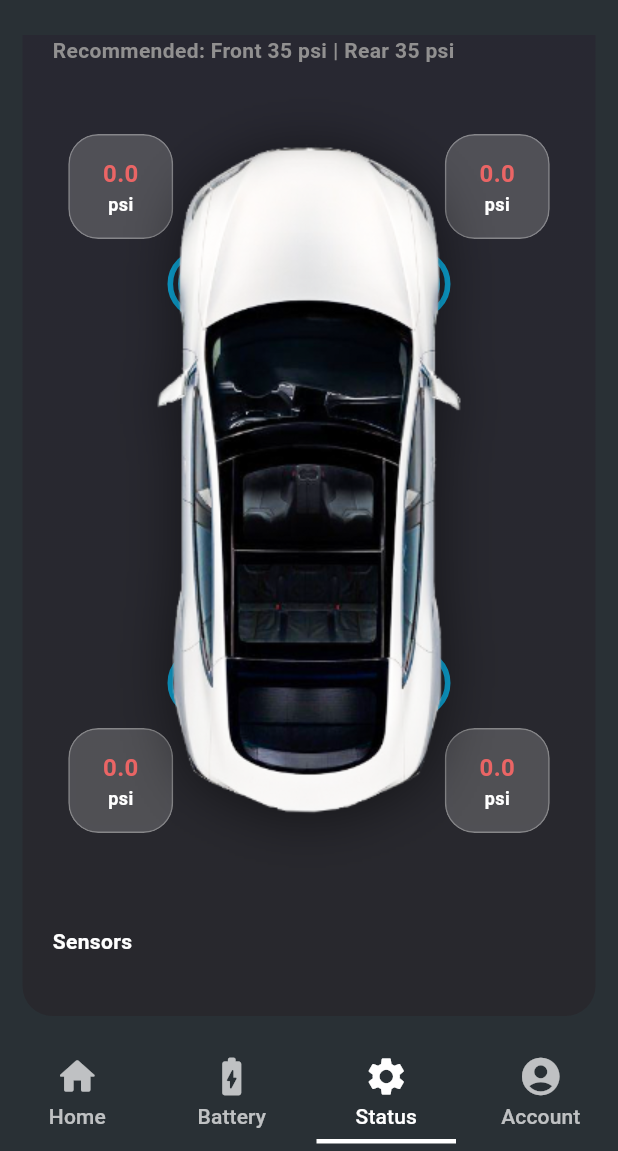
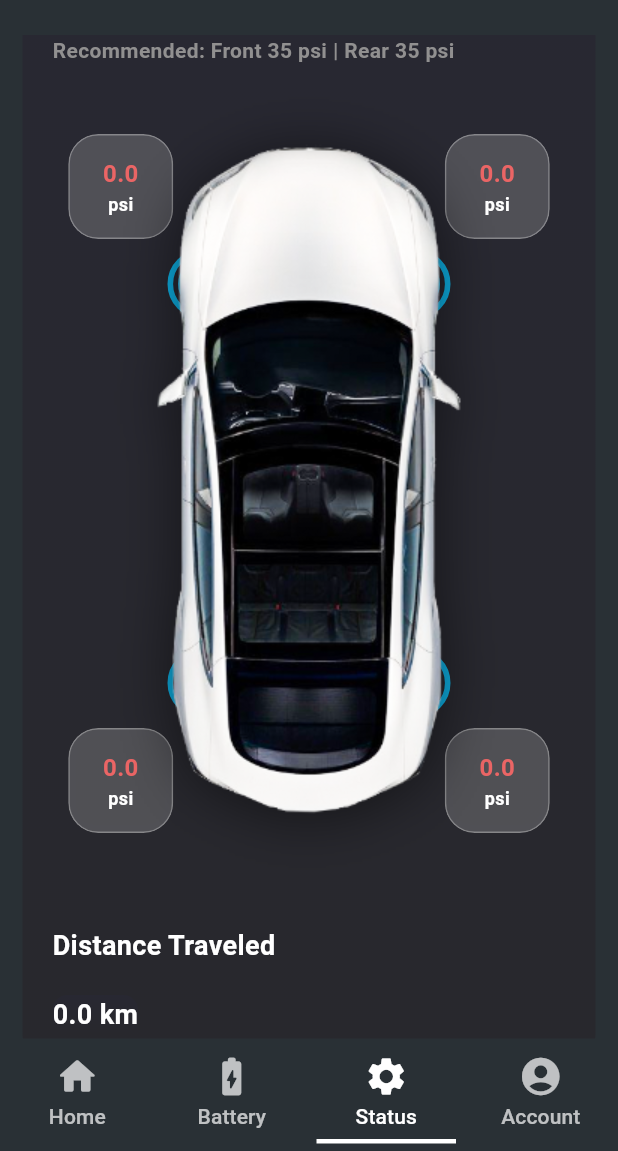
Before and after one commit to Mostafa-Awaad/car_diagnostic_application, a Flutter app: the screen it shows after launch, item 3 of the bottom bar chosen, scrolled down 129 dp, on a phone screen of 412 x 824 dp, the part 85-1236 px from its top. Run offline on Flutter 3.47's test engine with Material 3 defaults, Android fonts, the light colour scheme and no system bars; our stand-ins replace flutter_dotenv, google_fonts, percent_indicator, supabase_flutter, syncfusion_flutter_gauges; accounts and stored records are empty; Roboto replaces fonts that are missing (Orbitron).

Commit message:
Change App icon + Adding widget for distance covered

```diff
--- /dev/null
+++ b/lib/Car_diagnostics_app/guages_display/distance_traveled_guage.dart
@@ -0,0 +1,26 @@
+import 'package:demo_car_diagnostic_application/Car_diagnostics_app/configs/colors.dart';
+import 'package:flutter/material.dart';
+import 'package:percent_indicator/linear_percent_indicator.dart';
+
+class DistanceTraveledGuage extends StatelessWidget {
+  const DistanceTraveledGuage({
+    super.key,
+    required this.currentDistance,
+
+  });
+  final double currentDistance;
+
+  @override
+  Widget build(BuildContext context) {
+    return Container(
+      decoration: BoxDecoration(
+        borderRadius: BorderRadius.circular(10),
+        gradient: kCardGradient,
+      ),
+      child: Text(
+        "$currentDistance km",
+        style: const TextStyle(fontWeight: FontWeight.bold, fontSize: 18),
+      ),
+    );
+  }
+}
--- a/lib/Car_diagnostics_app/model/vehicle_data_signal.dart
+++ b/lib/Car_diagnostics_app/model/vehicle_data_signal.dart
@@ -5,6 +5,7 @@ enum VehicleDataSignalName {
   carTirePressure,
   batteryStateOfHealth,
   batteryStateOfCharge,
+  distanceTraveled,
 }
 
 class VehicleDataSignal {
--- a/lib/Car_diagnostics_app/screens/battery_screen.dart
+++ b/lib/Car_diagnostics_app/screens/battery_screen.dart
@@ -22,7 +22,7 @@ class BatteryScreen extends StatelessWidget{
                   const SizedBox(
                     height: 20,
                   ),
-                  const BatterySoh(),
+                  BatterySoh(),
                    const SizedBox(
                     height: 40,
                   ),
@@ -33,7 +33,7 @@ class BatteryScreen extends StatelessWidget{
                   const SizedBox(
                     height: 20,
                   ),
-                  const BatterySoc(),
+                  BatterySoc(),
         ],
       ),
     );
--- a/lib/Car_diagnostics_app/screens/settings_screen.dart
+++ b/lib/Car_diagnostics_app/screens/settings_screen.dart
@@ -1,4 +1,5 @@
 import 'package:demo_car_diagnostic_application/Car_diagnostics_app/screens/base_screen.dart';
+import 'package:demo_car_diagnostic_application/Car_diagnostics_app/widgets/distance_traveled.dart';
 import 'package:demo_car_diagnostic_application/Car_diagnostics_app/widgets/tire_pressure.dart';
 import 'package:flutter/material.dart';
 import 'package:demo_car_diagnostic_application/Car_diagnostics_app/configs/colors.dart';
@@ -19,8 +20,7 @@ class SettingsScreen extends StatelessWidget {
                     onPressed: () {
                       Navigator.push(
                         context,
-                        MaterialPageRoute(
-                            builder: (context) =>  BaseScreen()),
+                        MaterialPageRoute(builder: (context) => BaseScreen()),
                       );
                     },
                     iconSize: 30,
@@ -233,9 +233,14 @@ class SettingsScreen extends StatelessWidget {
 
                   const Padding(
                     padding: EdgeInsets.only(top: 20, bottom: 20),
-                    child: Text('Sensors',
-                        style: TextStyle(fontWeight: FontWeight.bold)),
+                    child: Text(
+                      'Distance Traveled',
+                      style:
+                          TextStyle(fontWeight: FontWeight.bold, fontSize: 18),
+                    ),
                   ),
+                  DistanceTraveled(),
+
                   // const Row(
                   //   mainAxisAlignment: MainAxisAlignment.spaceEvenly,
                   //   children: [
@@ -359,9 +364,7 @@ class _CustomRippleState extends State<CustomRipple>
       child: Container(
         decoration: BoxDecoration(
             border: Border.all(
-              color: Color.lerp(Colors.cyan, Colors.blue, 0.4)!,
-              width: 8
-            ),
+                color: Color.lerp(Colors.cyan, Colors.blue, 0.4)!, width: 8),
             shape: BoxShape.circle),
       ),
     );
--- /dev/null
+++ b/lib/Car_diagnostics_app/widgets/distance_traveled.dart
@@ -0,0 +1,80 @@
+import 'dart:isolate';
+import 'package:demo_car_diagnostic_application/Car_diagnostics_app/guages_display/battery_soh_guage.dart';
+import 'package:demo_car_diagnostic_application/Car_diagnostics_app/guages_display/distance_traveled_guage.dart';
+import 'package:demo_car_diagnostic_application/Car_diagnostics_app/model/vehicle_data_signal.dart';
+import 'package:demo_car_diagnostic_application/Car_diagnostics_app/signal_handler.dart';
+import 'package:flutter/material.dart';
+import 'package:supabase_flutter/supabase_flutter.dart';
+
+class DistanceTraveled extends StatefulWidget {
+  const DistanceTraveled({super.key});
+  @override
+  State<DistanceTraveled> createState() => _DistanceTraveledState();
+
+}
+
+class _DistanceTraveledState extends State<DistanceTraveled>{
+  final SupabaseClient supabase = Supabase.instance.client;
+
+  //Define a Variable for current BatterySOH value and initialize it wtih 0.
+  double currentDistance= 0.0;
+
+  //Define a list for storing different data types, which stores any type of data whether int or double.
+  List<dynamic> dataFrame = [];
+
+  //Define a variable for storing current index for the current row in the car_logs table.
+  int currentIndex = 0;
+  //Define currentBatterySOH Isolate that will be initialized later when accessed for accessing Car tire Pressure
+  Isolate? DistanceIsolate;
+  //Define Receive port for the  value that will be used to return the value of the battery SOH to the main isolate of the program
+  late ReceivePort tirePressureReceivePort;
+  final VehicleDataSignal distancesignal = VehicleDataSignal(
+    name: VehicleDataSignalName.distanceTraveled,
+    hexIndex: 4,
+    scale: 1,
+    offset: 0.0,
+    unit: '%',
+  );
+
+  @override
+  void initState() {
+    super.initState();
+
+    // Initialize ReceivePort for isolate communication
+    tirePressureReceivePort = ReceivePort();
+    tirePressureReceivePort.listen((message) {
+      if (message is double) {
+        // Vehicle speed data received
+        setState(() {
+          currentDistance = message;
+        });
+      } else {
+        //debugPrint("Unknown message type received: $message");
+      }
+    });
+    final signalHandler = SignalHandler(supabaseClient: supabase, signal: distancesignal, signlaIsolate: DistanceIsolate, signalReceivePort: tirePressureReceivePort);
+    // Fetch the most recent row initially
+    signalHandler.fetchMostRecentRow().then((latestRow) {
+      if (latestRow != null) {
+        //debugPrint("latest row: $latestRow");
+        signalHandler.handleNewRow(latestRow);
+      }
+    });
+    // Subscribe to real-time updates
+    signalHandler.subscribeToRealtimeUpdates();
+  }
+  @override
+  void dispose() {
+    //debugPrint("Disposing tire pressure...");
+    if (DistanceIsolate != null) {
+      DistanceIsolate?.kill(priority: Isolate.immediate);
+      DistanceIsolate = null; // Reset to avoid any unexpected reuse
+    }
+    tirePressureReceivePort.close();
+    super.dispose();
+  }
+  @override
+  build(BuildContext context){
+    return DistanceTraveledGuage(currentDistance: currentDistance,);
+  }
+}
```
Also changed, not shown: 10 other files.
